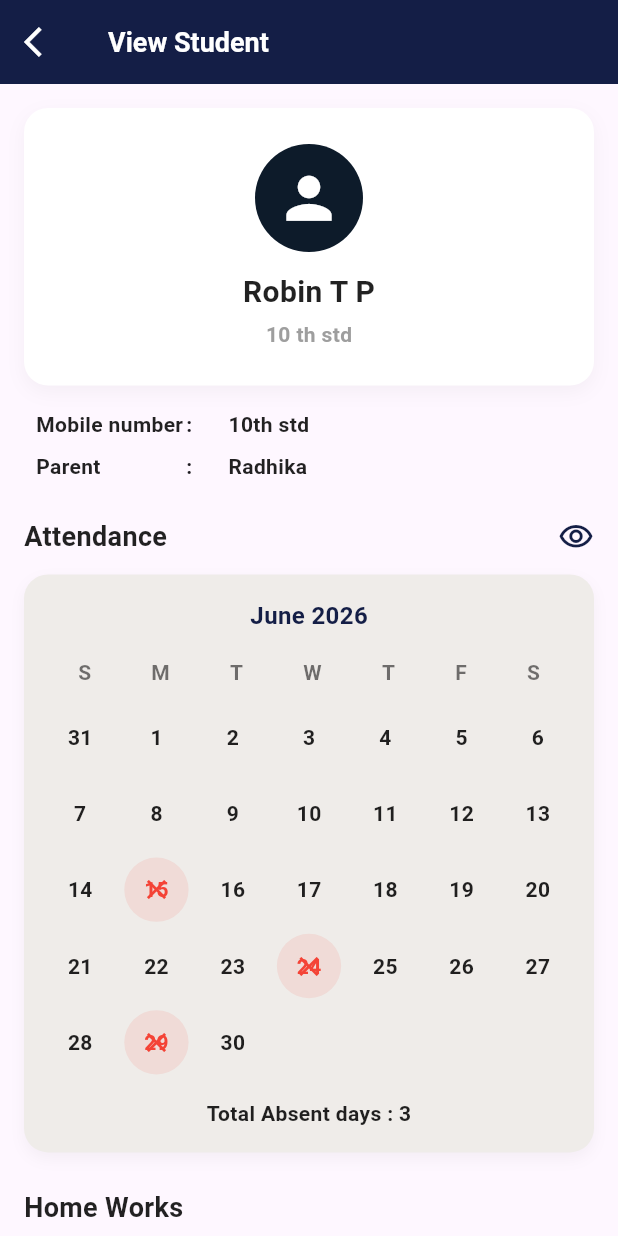
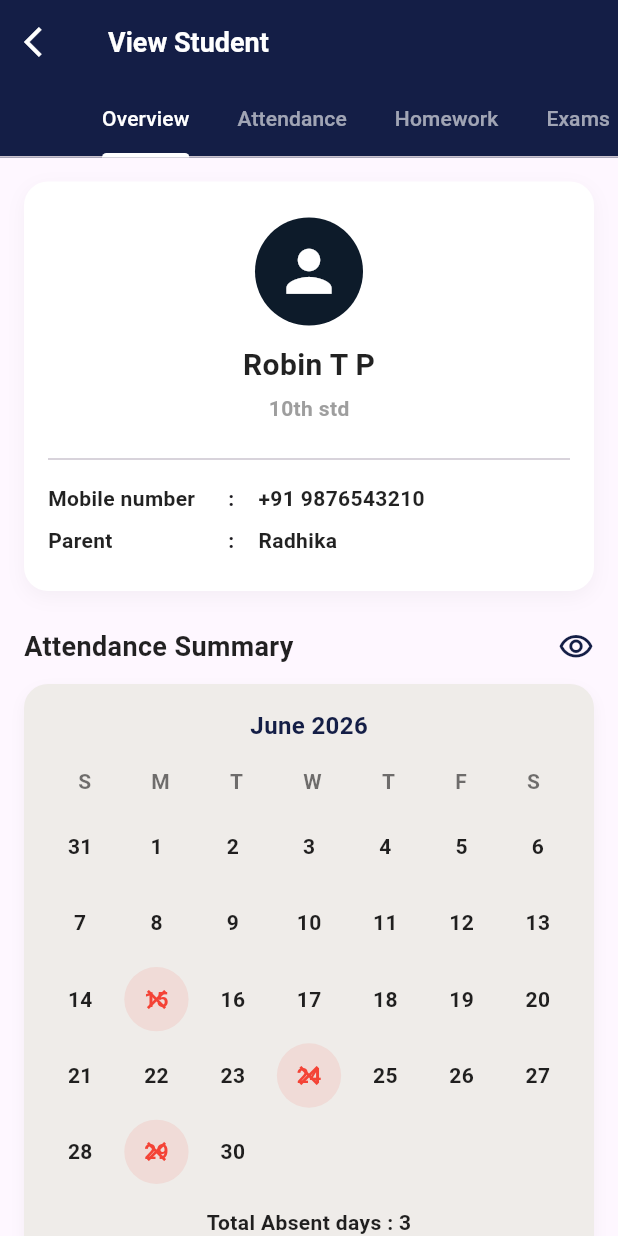
Before and after one commit to antonykj623/momsonteaching_app, a Flutter app: the ViewStudentScreen screen opened directly, on a phone screen of 412 x 824 dp. Run offline on Flutter 3.47's test engine with Material 3 defaults, Android fonts, the phone set to English and light mode, and no system bars.

Commit message:
commited by antony

```diff
--- a/lib/views/teacher/addimportantnotes.dart
+++ b/lib/views/teacher/addimportantnotes.dart
@@ -1,6 +1,4 @@
 import 'package:flutter/material.dart';
-
-
 
 class AddImportantNotesScreen extends StatefulWidget {
   const AddImportantNotesScreen({super.key});
@@ -20,6 +18,9 @@ class _AddImportantNotesScreenState extends State<AddImportantNotesScreen> {
   final TextEditingController _titleController = TextEditingController();
   final TextEditingController _descriptionController = TextEditingController();
 
+  // File upload state
+  String? _attachedFileName;
+
   @override
   void dispose() {
     _searchStudentController.dispose();
@@ -28,15 +29,24 @@ class _AddImportantNotesScreenState extends State<AddImportantNotesScreen> {
     super.dispose();
   }
 
+  // Mock file picker function (Replace with file_picker package if needed)
+  void _pickFile() {
+    // Simulated file selection for demonstration
+    setState(() {
+      _attachedFileName = 'important_document_2026.pdf';
+    });
+    debugShowSnackBar('File attached successfully!');
+  }
+
   void _handleSubmitData() {
     // Handle form submission based on the active tab
     if (_selectedTab == 0) {
       debugShowSnackBar(
-        'Submitted Class-wise Note: Class: $_selectedClass, Div: $_selectedDivision, Title: ${_titleController.text}',
+        'Submitted Class-wise Note: Class: $_selectedClass, Div: $_selectedDivision, Title: ${_titleController.text}, File: ${_attachedFileName ?? "None"}',
       );
     } else {
       debugShowSnackBar(
-        'Submitted Student-wise Note: Student: ${_searchStudentController.text}, Title: ${_titleController.text}',
+        'Submitted Student-wise Note: Student: ${_searchStudentController.text}, Title: ${_titleController.text}, File: ${_attachedFileName ?? "None"}',
       );
     }
   }
@@ -237,7 +247,60 @@ class _AddImportantNotesScreenState extends State<AddImportantNotesScreen> {
                 ),
               ),
             ),
-            const SizedBox(height: 40),
+            const SizedBox(height: 20),
+
+            // --- FILE UPLOAD SECTION ---
+            Column(
+              crossAxisAlignment: CrossAxisAlignment.start,
+              children: [
+                const Text(
+                  'Attachment',
+                  style: TextStyle(fontWeight: FontWeight.bold, fontSize: 15, color: Colors.black87),
+                ),
+                const SizedBox(height: 8),
+                InkWell(
+                  onTap: _pickFile,
+                  borderRadius: BorderRadius.circular(12),
+                  child: Container(
+                    padding: const EdgeInsets.symmetric(horizontal: 16, vertical: 14),
+                    decoration: BoxDecoration(
+                      color: Colors.grey.shade200,
+                      borderRadius: BorderRadius.circular(12),
+                      border: Border.all(color: Colors.grey.shade400, style: BorderStyle.solid),
+                    ),
+                    child: Row(
+                      children: [
+                        const Icon(Icons.attach_file, color: primaryNavy),
+                        const SizedBox(width: 12),
+                        Expanded(
+                          child: Text(
+                            _attachedFileName ?? 'Upload document or image (Optional)',
+                            style: TextStyle(
+                              color: _attachedFileName != null ? Colors.black87 : Colors.black54,
+                              fontSize: 15,
+                              fontWeight: _attachedFileName != null ? FontWeight.w600 : FontWeight.normal,
+                            ),
+                            overflow: TextOverflow.ellipsis,
+                          ),
+                        ),
+                        if (_attachedFileName != null)
+                          IconButton(
+                            icon: const Icon(Icons.close, size: 20, color: Colors.red),
+                            onPressed: () {
+                              setState(() {
+                                _attachedFileName = null;
+                              });
+                            },
+                          )
+                        else
+                          const Icon(Icons.upload_file, color: Colors.black54),
+                      ],
+                    ),
+                  ),
+                ),
+              ],
+            ),
+            const SizedBox(height: 30),
 
             // Submit Data Button
             SizedBox(
--- a/lib/views/teacher/markattendance.dart
+++ b/lib/views/teacher/markattendance.dart
@@ -152,6 +152,9 @@ class _MarkAttendanceScreenState extends State<MarkAttendanceScreen> {
                     ),
                   ),
                   const SizedBox(height: 16),
+
+                  TextButton(onPressed: (){}, child: Text("Mark all present",style: TextStyle(fontSize: 12),))
+                 , const SizedBox(height: 16),
 
                   // List of Student Attendance Cards
                   ListView.builder(
--- a/lib/views/teacher/viewstudentattendance.dart
+++ b/lib/views/teacher/viewstudentattendance.dart
@@ -1,6 +1,4 @@
 import 'package:flutter/material.dart';
-
-
 
 class ViewStudentScreen extends StatefulWidget {
   const ViewStudentScreen({super.key});
@@ -23,7 +21,9 @@ class _ViewStudentScreenState extends State<ViewStudentScreen> {
 
   @override
   Widget build(BuildContext context) {
-    return Scaffold(
+    return DefaultTabController(
+      length: 5, // Number of tabs
+      child: Scaffold(
         appBar: AppBar(
           backgroundColor: const Color(0xFF141E46),
           elevation: 0,
@@ -35,14 +35,58 @@ class _ViewStudentScreenState extends State<ViewStudentScreen> {
             'View Student',
             style: TextStyle(color: Colors.white, fontSize: 18, fontWeight: FontWeight.bold),
           ),
+          bottom: const TabBar(
+            isScrollable: true,
+            labelColor: Colors.white,
+            unselectedLabelColor: Colors.white60,
+            indicatorColor: Colors.white,
+            indicatorWeight: 3,
+            tabs: [
+              Tab(text: 'Overview'),
+              Tab(text: 'Attendance'),
+              Tab(text: 'Homework'),
+              Tab(text: 'Exams'),
+              Tab(text: 'Progress'),
+            ],
           ),
-      body: SingleChildScrollView(
+        ),
+        body: TabBarView(
+          children: [
+            // 1. OVERVIEW TAB: Contains ALL details combined
+            SingleChildScrollView(
               padding: const EdgeInsets.all(16.0),
               child: Column(
                 crossAxisAlignment: CrossAxisAlignment.start,
                 children: [
-            // Profile Card
-            Container(
+                  _buildProfileCard(),
+                  const SizedBox(height: 24),
+                  _buildAttendanceSection(),
+                  const SizedBox(height: 24),
+                  _buildHomeworkSection(),
+                  const SizedBox(height: 24),
+                  _buildExamsSection(),
+                  const SizedBox(height: 24),
+                  _buildAcademicReportsSection(),
+                ],
+              ),
+            ),
+            // 2. Attendance Tab
+            SingleChildScrollView(padding: const EdgeInsets.all(16.0), child: _buildAttendanceSection()),
+            // 3. Homework Tab
+            SingleChildScrollView(padding: const EdgeInsets.all(16.0), child: _buildHomeworkSection()),
+            // 4. Exams Tab
+            SingleChildScrollView(padding: const EdgeInsets.all(16.0), child: _buildExamsSection()),
+            // 5. Progress Tab
+            SingleChildScrollView(padding: const EdgeInsets.all(16.0), child: _buildAcademicReportsSection()),
+          ],
+        ),
+      ),
+    );
+  }
+
+  // --- PROFILE CARD ---
+  Widget _buildProfileCard() {
+    return Container(
       width: double.infinity,
       padding: const EdgeInsets.symmetric(vertical: 24, horizontal: 16),
       decoration: BoxDecoration(
@@ -70,55 +114,47 @@ class _ViewStudentScreenState extends State<ViewStudentScreen> {
           ),
           const SizedBox(height: 4),
           const Text(
-                    '10 th std',
+            '10th std',
             style: TextStyle(fontSize: 14, fontWeight: FontWeight.w600, color: Colors.grey),
           ),
+          const SizedBox(height: 16),
+          const Divider(),
+          const SizedBox(height: 8),
+          _buildInfoRow('Mobile number', '+91 9876543210'),
+          const SizedBox(height: 8),
+          _buildInfoRow('Parent', 'Radhika'),
         ],
       ),
-            ),
-            const SizedBox(height: 16),
+    );
+  }
 
-            // Info rows
-            Padding(
-              padding: const EdgeInsets.symmetric(horizontal: 8.0),
-              child: Column(
+  Widget _buildInfoRow(String label, String value) {
+    return Row(
       children: [
-                  Row(
-                    children: const [
-                      SizedBox(width: 100, child: Text('Mobile number', style: TextStyle(fontWeight: FontWeight.w600, color: Colors.black87))),
-                      Text(':', style: TextStyle(fontWeight: FontWeight.bold)),
-                      SizedBox(width: 24),
-                      Text('10th std', style: TextStyle(fontWeight: FontWeight.bold, color: Colors.black87)),
+        SizedBox(width: 120, child: Text(label, style: const TextStyle(fontWeight: FontWeight.w600, color: Colors.black87))),
+        const Text(':', style: TextStyle(fontWeight: FontWeight.bold)),
+        const SizedBox(width: 16),
+        Text(value, style: const TextStyle(fontWeight: FontWeight.bold, color: Colors.black87)),
       ],
-                  ),
-                  const SizedBox(height: 8),
-                  Row(
-                    children: const [
-                      SizedBox(width: 100, child: Text('Parent', style: TextStyle(fontWeight: FontWeight.w600, color: Colors.black87))),
-                      Text(':', style: TextStyle(fontWeight: FontWeight.bold)),
-                      SizedBox(width: 24),
-                      Text('Radhika', style: TextStyle(fontWeight: FontWeight.bold, color: Colors.black87)),
-                    ],
-                  ),
-                ],
-              ),
-            ),
-            const SizedBox(height: 24),
+    );
+  }
 
-            // Attendance Header
+  // --- ATTENDANCE SECTION ---
+  Widget _buildAttendanceSection() {
+    return Column(
+      crossAxisAlignment: CrossAxisAlignment.start,
+      children: [
         Row(
           mainAxisAlignment: MainAxisAlignment.spaceBetween,
           children: const [
             Text(
-                  'Attendance',
+              'Attendance Summary',
               style: TextStyle(fontSize: 18, fontWeight: FontWeight.bold, color: Colors.black87),
             ),
             Icon(Icons.visibility_outlined, color: Color(0xFF141E46)),
           ],
         ),
         const SizedBox(height: 12),
-
-            // Calendar Card (June 2026)
         Container(
           padding: const EdgeInsets.all(16),
           decoration: BoxDecoration(
@@ -139,7 +175,6 @@ class _ViewStudentScreenState extends State<ViewStudentScreen> {
                 style: TextStyle(fontSize: 16, fontWeight: FontWeight.bold, color: Color(0xFF141E46)),
               ),
               const SizedBox(height: 16),
-                  // Weekday headers
               Row(
                 mainAxisAlignment: MainAxisAlignment.spaceAround,
                 children: ['S', 'M', 'T', 'W', 'T', 'F', 'S']
@@ -147,7 +182,6 @@ class _ViewStudentScreenState extends State<ViewStudentScreen> {
                     .toList(),
               ),
               const SizedBox(height: 12),
-                  // Calendar dates custom layout matching image
               _buildCalendarGrid(),
               const SizedBox(height: 16),
               const Text(
@@ -157,16 +191,70 @@ class _ViewStudentScreenState extends State<ViewStudentScreen> {
             ],
           ),
         ),
-            const SizedBox(height: 24),
+      ],
+    );
+  }
 
-            // Home Works Header
+  Widget _buildCalendarGrid() {
+    final List<String> days = [
+      '31', '1', '2', '3', '4', '5', '6',
+      '7', '8', '9', '10', '11', '12', '13',
+      '14', '15*', '16', '17', '18', '19', '20',
+      '21', '22', '23', '24*', '25', '26', '27',
+      '28', '29*', '30', ''
+    ];
+
+    return GridView.builder(
+      shrinkWrap: true,
+      physics: const NeverScrollableScrollPhysics(),
+      gridDelegate: const SliverGridDelegateWithFixedCrossAxisCount(
+        crossAxisCount: 7,
+        mainAxisSpacing: 8,
+        crossAxisSpacing: 8,
+      ),
+      itemCount: days.length,
+      itemBuilder: (context, index) {
+        String day = days[index];
+        bool isAbsent = day.endsWith('*');
+        if (isAbsent) day = day.replaceAll('*', '');
+
+        if (day.isEmpty) return const SizedBox();
+
+        return Container(
+          alignment: Alignment.center,
+          decoration: BoxDecoration(
+            shape: BoxShape.circle,
+            color: isAbsent ? Colors.red.withOpacity(0.1) : Colors.transparent,
+          ),
+          child: Stack(
+            alignment: Alignment.center,
+            children: [
+              Text(
+                day,
+                style: TextStyle(
+                  fontWeight: FontWeight.bold,
+                  color: isAbsent ? Colors.red : Colors.black87,
+                ),
+              ),
+              if (isAbsent)
+                const Icon(Icons.close, size: 22, color: Colors.red),
+            ],
+          ),
+        );
+      },
+    );
+  }
+
+  // --- HOMEWORK SECTION ---
+  Widget _buildHomeworkSection() {
+    return Column(
+      crossAxisAlignment: CrossAxisAlignment.start,
+      children: [
         const Text(
           'Home Works',
           style: TextStyle(fontSize: 18, fontWeight: FontWeight.bold, color: Colors.black87),
         ),
         const SizedBox(height: 12),
-
-            // Date picker pill
         Container(
           padding: const EdgeInsets.symmetric(horizontal: 16, vertical: 12),
           decoration: BoxDecoration(
@@ -185,8 +273,6 @@ class _ViewStudentScreenState extends State<ViewStudentScreen> {
           ),
         ),
         const SizedBox(height: 12),
-
-            // Homework Cards
         _buildHomeworkCard(
           title: 'Maths Equation Problem',
           description: 'Description : do the problems in page 1',
@@ -208,28 +294,118 @@ class _ViewStudentScreenState extends State<ViewStudentScreen> {
           statusColor: Colors.red.shade700,
           dueDate: '27-12-2026',
         ),
-            const SizedBox(height: 24),
+      ],
+    );
+  }
 
-            // Upcoming Exams Header
+  Widget _buildHomeworkCard({
+    required String title,
+    required String description,
+    required String status,
+    required Color statusColor,
+    required String dueDate,
+  }) {
+    return Container(
+      margin: const EdgeInsets.only(bottom: 12),
+      padding: const EdgeInsets.all(14),
+      decoration: BoxDecoration(
+        color: Colors.white,
+        borderRadius: BorderRadius.circular(12),
+        boxShadow: [
+          BoxShadow(
+            color: Colors.black.withOpacity(0.03),
+            blurRadius: 6,
+            offset: const Offset(0, 2),
+          ),
+        ],
+      ),
+      child: Row(
+        crossAxisAlignment: CrossAxisAlignment.start,
+        children: [
+          const Icon(Icons.menu_book_outlined, size: 32, color: Colors.black87),
+          const SizedBox(width: 12),
+          Expanded(
+            child: Column(
+              crossAxisAlignment: CrossAxisAlignment.start,
+              children: [
+                Text(title, style: const TextStyle(fontWeight: FontWeight.bold, fontSize: 16, color: Colors.black87)),
+                const SizedBox(height: 4),
+                Text(description, style: const TextStyle(color: Colors.grey, fontSize: 12)),
+                const SizedBox(height: 8),
+                Row(
+                  children: [
+                    const Text('Status : ', style: TextStyle(fontWeight: FontWeight.w600, fontSize: 13)),
+                    Text(status, style: TextStyle(fontWeight: FontWeight.bold, fontSize: 13, color: statusColor)),
+                  ],
+                ),
+                const SizedBox(height: 4),
+                Text('Due date : $dueDate', style: const TextStyle(color: Colors.black87, fontSize: 12, fontWeight: FontWeight.w500)),
+              ],
+            ),
+          ),
+        ],
+      ),
+    );
+  }
+
+  // --- UPCOMING EXAMS SECTION ---
+  Widget _buildExamsSection() {
+    return Column(
+      crossAxisAlignment: CrossAxisAlignment.start,
+      children: [
         const Text(
           'Upcoming Exams',
           style: TextStyle(fontSize: 18, fontWeight: FontWeight.bold, color: Colors.black87),
         ),
         const SizedBox(height: 12),
-
-            // Exam Cards
         _buildExamCard(title: 'Maths Test', time: '27-12-2026 10:00 AM'),
         _buildExamCard(title: 'Science Test', time: '27-12-2026 10:00 AM'),
-            const SizedBox(height: 24),
+      ],
+    );
+  }
 
-            // Academic Reports Header
+  Widget _buildExamCard({required String title, required String time}) {
+    return Container(
+      margin: const EdgeInsets.only(bottom: 12),
+      padding: const EdgeInsets.all(14),
+      decoration: BoxDecoration(
+        color: Colors.white,
+        borderRadius: BorderRadius.circular(12),
+        boxShadow: [
+          BoxShadow(
+            color: Colors.black.withOpacity(0.03),
+            blurRadius: 6,
+            offset: const Offset(0, 2),
+          ),
+        ],
+      ),
+      child: Row(
+        children: [
+          const Icon(Icons.note_alt_outlined, size: 32, color: Colors.black87),
+          const SizedBox(width: 12),
+          Column(
+            crossAxisAlignment: CrossAxisAlignment.start,
+            children: [
+              Text(title, style: const TextStyle(fontWeight: FontWeight.bold, fontSize: 16, color: Colors.black87)),
+              const SizedBox(height: 4),
+              Text('From : $time', style: const TextStyle(color: Colors.grey, fontSize: 12)),
+            ],
+          ),
+        ],
+      ),
+    );
+  }
+
+  // --- ACADEMIC PROGRESS SECTION ---
+  Widget _buildAcademicReportsSection() {
+    return Column(
+      crossAxisAlignment: CrossAxisAlignment.start,
+      children: [
         const Text(
-              'Academic Reports',
+          'Academic Progress',
           style: TextStyle(fontSize: 18, fontWeight: FontWeight.bold, color: Colors.black87),
         ),
         const SizedBox(height: 12),
-
-            // Dropdowns row
         Row(
           children: [
             Expanded(
@@ -283,8 +459,6 @@ class _ViewStudentScreenState extends State<ViewStudentScreen> {
           ],
         ),
         const SizedBox(height: 16),
-
-            // Submit Button
         Center(
           child: ElevatedButton(
             style: ElevatedButton.styleFrom(
@@ -301,8 +475,6 @@ class _ViewStudentScreenState extends State<ViewStudentScreen> {
           ),
         ),
         const SizedBox(height: 16),
-
-            // Results Table
         Container(
           decoration: BoxDecoration(
             border: Border.all(color: Colors.black87),
@@ -345,144 +517,6 @@ class _ViewStudentScreenState extends State<ViewStudentScreen> {
           ),
         ),
       ],
-        ),
-      ),
-    );
-  }
-
-  // Custom calendar layout helper matching the screenshot
-  Widget _buildCalendarGrid() {
-    final List<String> days = [
-      '31', '1', '2', '3', '4', '5', '6',
-      '7', '8', '9', '10', '11', '12', '13',
-      '14', '15*', '16', '17', '18', '19', '20',
-      '21', '22', '23', '24*', '25', '26', '27',
-      '28', '29*', '30', ''
-    ];
-
-    return GridView.builder(
-      shrinkWrap: true,
-      physics: const NeverScrollableScrollPhysics(),
-      gridDelegate: const SliverGridDelegateWithFixedCrossAxisCount(
-        crossAxisCount: 7,
-        mainAxisSpacing: 8,
-        crossAxisSpacing: 8,
-      ),
-      itemCount: days.length,
-      itemBuilder: (context, index) {
-        String day = days[index];
-        bool isAbsent = day.endsWith('*');
-        if (isAbsent) day = day.replaceAll('*', '');
-
-        if (day.isEmpty) return const SizedBox();
-
-        return Container(
-          alignment: Alignment.center,
-          decoration: BoxDecoration(
-            shape: BoxShape.circle,
-            color: isAbsent ? Colors.red.withOpacity(0.1) : Colors.transparent,
-          ),
-          child: Stack(
-            alignment: Alignment.center,
-            children: [
-              Text(
-                day,
-                style: TextStyle(
-                  fontWeight: FontWeight.bold,
-                  color: isAbsent ? Colors.red : Colors.black87,
-                ),
-              ),
-              if (isAbsent)
-                const Icon(Icons.close, size: 22, color: Colors.red),
-            ],
-          ),
-        );
-      },
-    );
-  }
-
-  // Helper widget for Homework items
-  Widget _buildHomeworkCard({
-    required String title,
-    required String description,
-    required String status,
-    required Color statusColor,
-    required String dueDate,
-  }) {
-    return Container(
-      margin: const EdgeInsets.only(bottom: 12),
-      padding: const EdgeInsets.all(14),
-      decoration: BoxDecoration(
-        color: Colors.white,
-        borderRadius: BorderRadius.circular(12),
-        boxShadow: [
-          BoxShadow(
-            color: Colors.black.withOpacity(0.03),
-            blurRadius: 6,
-            offset: const Offset(0, 2),
-          ),
-        ],
-      ),
-      child: Row(
-        crossAxisAlignment: CrossAxisAlignment.start,
-        children: [
-          const Icon(Icons.menu_book_outlined, size: 32, color: Colors.black87),
-          const SizedBox(width: 12),
-          Expanded(
-            child: Column(
-              crossAxisAlignment: CrossAxisAlignment.start,
-              children: [
-                Text(title, style: const TextStyle(fontWeight: FontWeight.bold, fontSize: 16, color: Colors.black87)),
-                const SizedBox(height: 4),
-                Text(description, style: const TextStyle(color: Colors.grey, fontSize: 12)),
-                const SizedBox(height: 8),
-                Row(
-                  children: [
-                    const Text('Status : ', style: TextStyle(fontWeight: FontWeight.w600, fontSize: 13)),
-                    Text(status, style: TextStyle(fontWeight: FontWeight.bold, fontSize: 13, color: statusColor)),
-                  ],
-                ),
-                const SizedBox(height: 4),
-                Text('Due date :$dueDate', style: const TextStyle(color: Colors.black87, fontSize: 12, fontWeight: FontWeight.w500)),
-              ],
-            ),
-          ),
-        ],
-      ),
-    );
-  }
-
-  // Helper widget for Upcoming Exams items
-  Widget _buildExamCard({required String title, required String time}) {
-    return Container(
-      margin: const EdgeInsets.only(bottom: 12),
-      padding: const EdgeInsets.all(14),
-      decoration: BoxDecoration(
-        color: Colors.white,
-        borderRadius: BorderRadius.circular(12),
-        boxShadow: [
-          BoxShadow(
-            color: Colors.black.withOpacity(0.03),
-            blurRadius: 6,
-            offset: const Offset(0, 2),
-          ),
-        ],
-      ),
-      child: Row(
-        children: [
-          const Icon(Icons.note_alt_outlined, size: 32, color: Colors.black87),
-          const SizedBox(width: 12),
-          Column(
-            crossAxisAlignment: CrossAxisAlignment.start,
-            children: [
-              Text(title, style: const TextStyle(fontWeight: FontWeight.bold, fontSize: 16, color: Colors.black87)),
-              const SizedBox(height: 4),
-              Text('From : $time', style: const TextStyle(color: Colors.grey, fontSize: 12)),
-              Text('From : $time', style: const TextStyle(color: Colors.grey, fontSize: 12)),
-            ],
-          ),
-        ],
-      ),
     );
   }
 }
```
Lines whose indentation alone changed are shown as unchanged.
